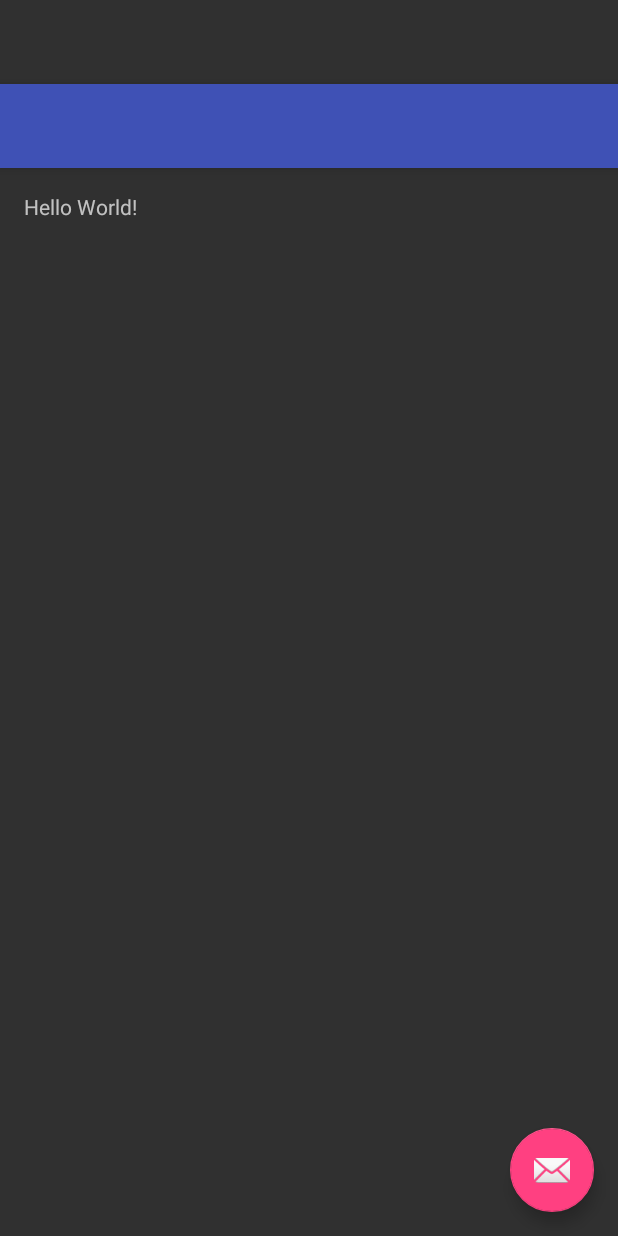
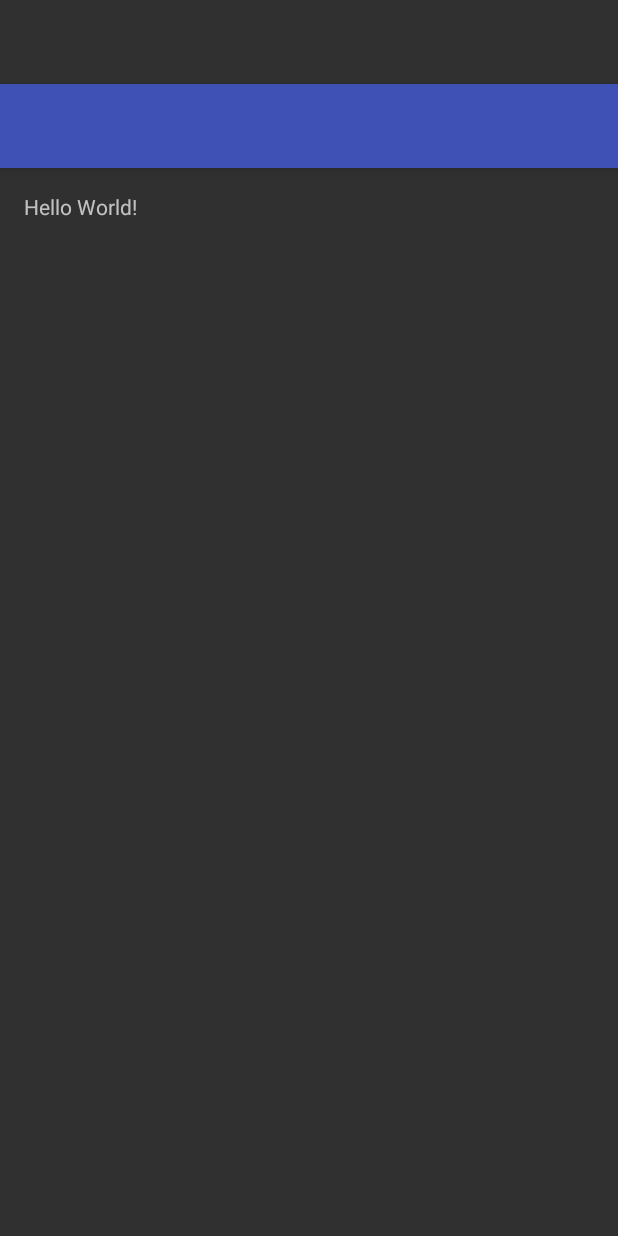
Before and after one commit to ZhangBanger/sunshine, an Android app: the layout activity_main.xml on its own in the app's theme, with its tools: preview values and no code run, on a phone screen of 412 x 824 dp. Run offline under Robolectric (Android 15) with nearby library versions, the phone set to English and light mode, and no system bars.

Commit message:
Remove FloatingActionButton

```diff
--- a/app/src/main/res/layout/activity_main.xml
+++ b/app/src/main/res/layout/activity_main.xml
@@ -23,12 +23,4 @@
 
     <include layout="@layout/content_main" />
 
-    <android.support.design.widget.FloatingActionButton
-        android:id="@+id/fab"
-        android:layout_width="wrap_content"
-        android:layout_height="wrap_content"
-        android:layout_gravity="bottom|end"
-        android:layout_margin="@dimen/fab_margin"
-        app:srcCompat="@android:drawable/ic_dialog_email" />
-
 </android.support.design.widget.CoordinatorLayout>
```
Also changed, not shown: app/src/main/java/com/exmple/sunshine/app/MainActivity.java (+0 -12 lines).
